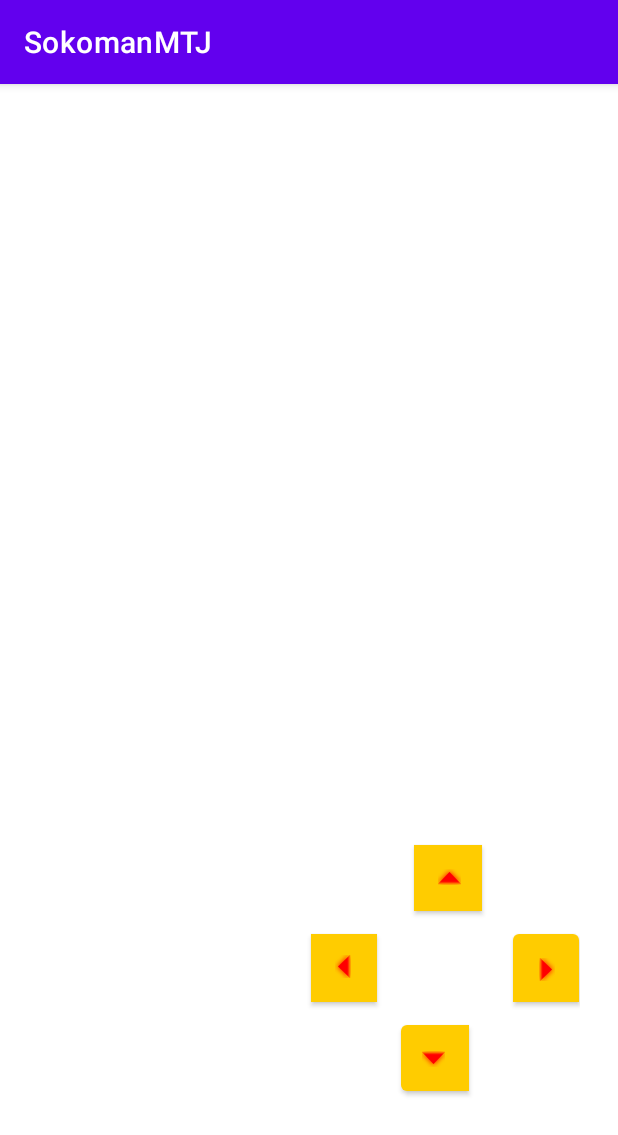
After one commit to Janou94/androidDawin, an Android app: the MovementButtons screen opened directly, with no data from a screen before it, on a phone screen of 412 x 824 dp. The commit adds this screen. Shown: the top 1135 px of the screen. Run offline under Robolectric (Android 15) with nearby library versions, the phone set to English and light mode, and no system bars.

Commit message:
:construction: Grid and direction buttons

```diff
--- a/app/src/main/AndroidManifest.xml
+++ b/app/src/main/AndroidManifest.xml
@@ -1,6 +1,6 @@
 <?xml version="1.0" encoding="utf-8"?>
 <manifest xmlns:android="http://schemas.android.com/apk/res/android"
-    package="com.example.sokomanmtj">
+    package="com.example.sokomanmtj" >
 
     <application
         android:allowBackup="true"
@@ -8,10 +8,13 @@
         android:label="@string/app_name"
         android:roundIcon="@mipmap/ic_launcher_round"
         android:supportsRtl="true"
-        android:theme="@style/Theme.SokomanMTJ">
+        android:theme="@style/Theme.SokomanMTJ" >
+        <activity
+            android:name=".MovementButtons"
+            android:exported="false" />
         <activity
             android:name=".MainActivity"
-            android:exported="true">
+            android:exported="true" >
             <intent-filter>
                 <action android:name="android.intent.action.MAIN" />
 
--- /dev/null
+++ b/app/src/main/java/com/example/sokomanmtj/MovementButtons.java
@@ -0,0 +1,14 @@
+package com.example.sokomanmtj;
+
+import androidx.appcompat.app.AppCompatActivity;
+
+import android.os.Bundle;
+
+public class MovementButtons extends AppCompatActivity {
+
+    @Override
+    protected void onCreate(Bundle savedInstanceState) {
+        super.onCreate(savedInstanceState);
+        setContentView(R.layout.activity_movement_buttons);
+    }
+}
--- a/app/src/main/res/layout/activity_main.xml
+++ b/app/src/main/res/layout/activity_main.xml
@@ -15,4 +15,8 @@
         app:layout_constraintRight_toRightOf="parent"
         app:layout_constraintTop_toTopOf="parent" />
 
+    <Button
+        android:layout_width="40dp"
+        android:layout_height="40dp"/>
+
 </androidx.constraintlayout.widget.ConstraintLayout>
--- /dev/null
+++ b/app/src/main/res/layout/activity_movement_buttons.xml
@@ -0,0 +1,98 @@
+<?xml version="1.0" encoding="utf-8"?>
+<androidx.constraintlayout.widget.ConstraintLayout xmlns:android="http://schemas.android.com/apk/res/android"
+    xmlns:app="http://schemas.android.com/apk/res-auto"
+    xmlns:tools="http://schemas.android.com/tools"
+    android:layout_width="match_parent"
+    android:layout_height="match_parent"
+    tools:context=".MovementButtons">
+
+    <RelativeLayout
+        android:layout_width="409dp"
+        android:layout_height="729dp"
+        android:layout_marginTop="1dp"
+        android:layout_marginEnd="1dp"
+        app:layout_constraintEnd_toEndOf="parent"
+        app:layout_constraintTop_toTopOf="parent">
+
+        <com.google.android.material.button.MaterialButtonToggleGroup
+            android:id="@+id/directionBtnGroup"
+            android:layout_width="185dp"
+            android:layout_height="185dp"
+            android:translationX="200dp"
+            android:translationY="500dp">
+
+            <com.google.android.material.button.MaterialButton
+                android:id="@+id/btnRight"
+                android:layout_width="45dp"
+                android:layout_height="56dp"
+                android:rotation="90"
+                android:translationX="140dp"
+                android:translationY="60dp"
+                app:backgroundTint="#fc0"
+                app:icon="@android:drawable/arrow_up_float"
+                app:iconTint="#f00"
+                app:layout_constraintBottom_toBottomOf="parent"
+                app:layout_constraintEnd_toEndOf="parent"
+                app:layout_constraintStart_toStartOf="parent" />
+
+            <com.google.android.material.button.MaterialButton
+                android:id="@+id/btnLeft"
+                android:layout_width="45dp"
+                android:layout_height="56dp"
+                android:rotation="-90"
+                android:translationX="-40dp"
+                android:translationY="60dp"
+                app:backgroundTint="#fc0"
+                app:icon="@android:drawable/arrow_up_float"
+                app:iconTint="#f00"
+                app:layout_constraintBottom_toBottomOf="parent"
+                app:layout_constraintEnd_toEndOf="parent"
+                app:layout_constraintStart_toStartOf="parent" />
+
+            <com.google.android.material.button.MaterialButton
+                android:id="@+id/btnUp"
+                android:layout_width="45dp"
+                android:layout_height="56dp"
+                android:translationX="-16dp"
+                app:backgroundTint="#fc0"
+                app:icon="@android:drawable/arrow_up_float"
+                app:iconTint="#f00"
+                app:layout_constraintBottom_toBottomOf="parent"
+                app:layout_constraintEnd_toEndOf="parent"
+                app:layout_constraintStart_toStartOf="parent" />
+
+            <com.google.android.material.button.MaterialButton
+                android:id="@+id/btnDown"
+                android:layout_width="45dp"
+                android:layout_height="56dp"
+                android:rotation="180"
+                android:translationX="-70dp"
+                android:translationY="120dp"
+                app:backgroundTint="#fc0"
+                app:icon="@android:drawable/arrow_up_float"
+                app:iconTint="#f00"
+                app:layout_constraintBottom_toBottomOf="parent"
+                app:layout_constraintEnd_toEndOf="parent"
+                app:layout_constraintStart_toStartOf="parent" />
+        </com.google.android.material.button.MaterialButtonToggleGroup>
+
+        <GridView
+            android:id="@+id/gridView"
+            android:layout_width="350dp"
+            android:layout_height="450dp"
+            android:layout_marginStart="16dp"
+            android:layout_marginLeft="16dp"
+            android:layout_marginTop="16dp"
+            android:layout_marginEnd="16dp"
+            android:layout_marginRight="16dp"
+            android:layout_marginBottom="16dp"
+            android:gravity="center_horizontal"
+            android:numColumns="9"
+            android:stretchMode="columnWidth"
+            app:layout_constraintBottom_toBottomOf="parent"
+            app:layout_constraintEnd_toEndOf="parent"
+            app:layout_constraintStart_toStartOf="parent"
+            app:layout_constraintTop_toTopOf="parent" />
+
+    </RelativeLayout>
+</androidx.constraintlayout.widget.ConstraintLayout>
```
Also changed, not shown: 1 other file.
